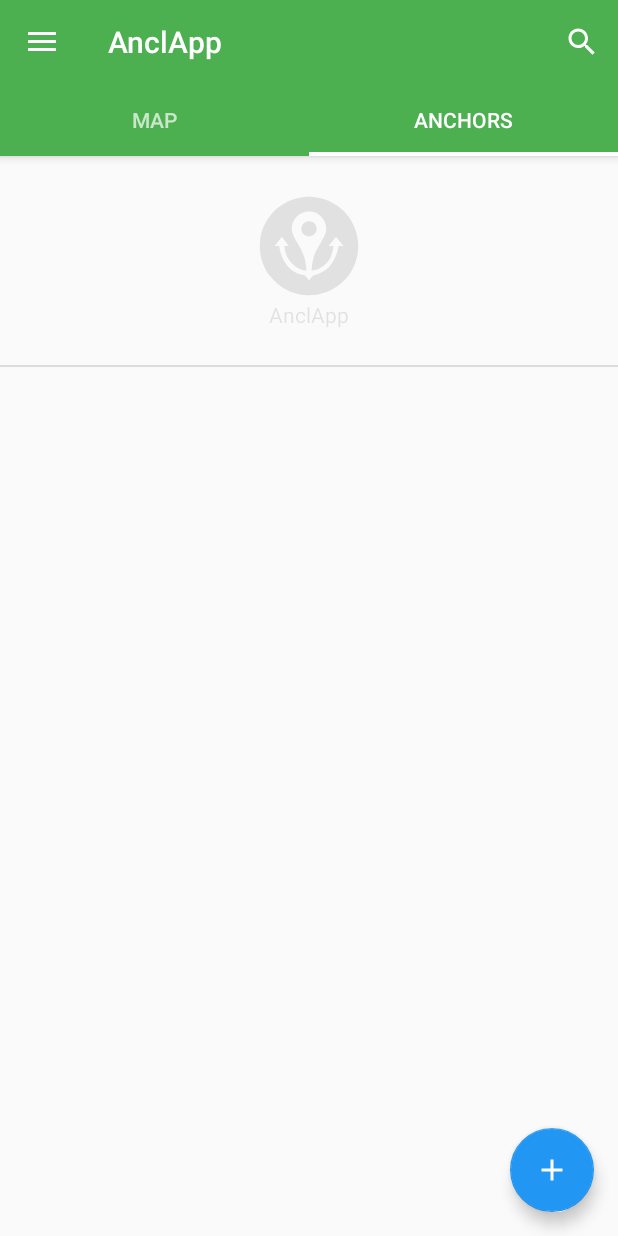
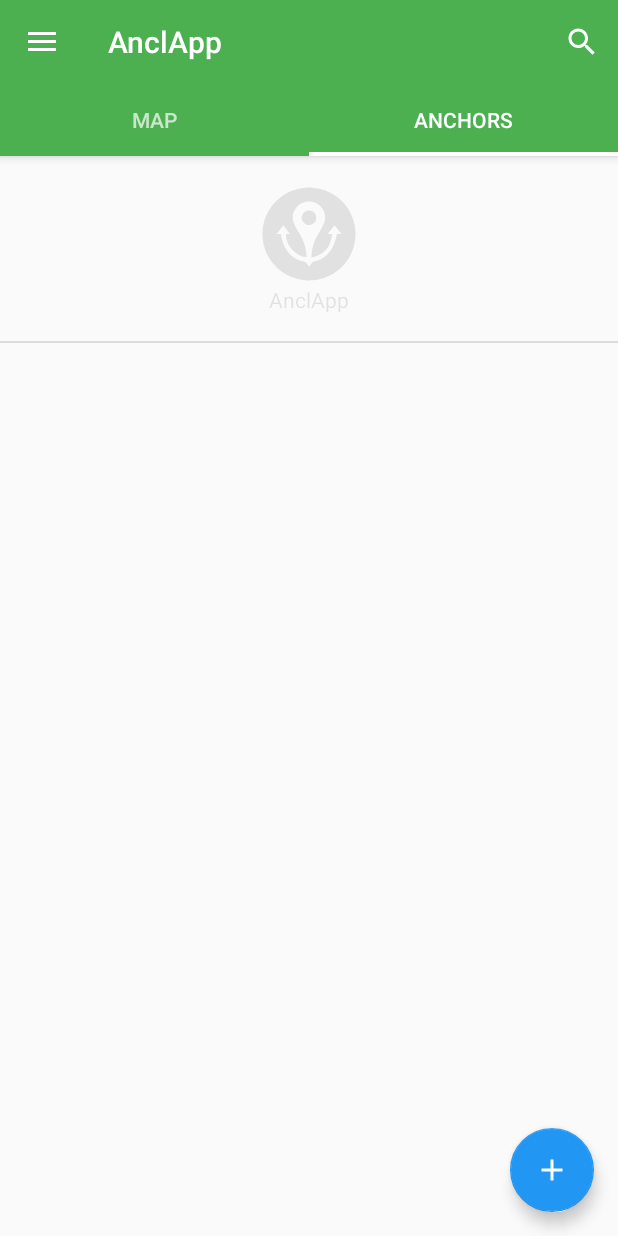
Before and after one commit to AgustRuiz/AnclApp, an Android app: the screen it shows after launch (MainActivity), tab 2 chosen, on a phone screen of 412 x 824 dp. Run offline under Robolectric (Android 15) with nearby library versions, the light colour scheme and no system bars; our stand-ins replace ButterKnife; libraries missing offline, so code that uses them is left out: com.hudomju.swipe; 3 statements that could not run were skipped.

Commit message:
[FIX] Refactor layout and app values

```diff
--- a/app/src/main/java/es/agustruiz/anclapp/ui/fragment/AnchorListFragment.java
+++ b/app/src/main/java/es/agustruiz/anclapp/ui/fragment/AnchorListFragment.java
@@ -112,7 +112,6 @@ public class AnchorListFragment extends Fragment {
             }
         });
 
-        /**/
         mSwipeRefreshLayout.setColorSchemeColors(getResources().getColor(R.color.colorAccent, mContext.getTheme()));
         mSwipeRefreshLayout.setOnRefreshListener(new SwipeRefreshLayout.OnRefreshListener() {
             @Override
@@ -120,7 +119,7 @@ public class AnchorListFragment extends Fragment {
                 refreshAnchorList();
                 mSwipeRefreshLayout.setRefreshing(false);
             }
-        });/**/
+        });
     }
 
     private void refreshAnchorList(){
--- a/app/src/main/res/layout/activity_main_content.xml
+++ b/app/src/main/res/layout/activity_main_content.xml
@@ -1,7 +1,6 @@
 <?xml version="1.0" encoding="utf-8"?>
 <android.support.design.widget.CoordinatorLayout xmlns:android="http://schemas.android.com/apk/res/android"
     xmlns:app="http://schemas.android.com/apk/res-auto"
-    xmlns:card_view="http://schemas.android.com/apk/res-auto"
     xmlns:tools="http://schemas.android.com/tools"
     android:layout_width="match_parent"
     android:layout_height="match_parent"
@@ -69,7 +68,7 @@
                         android:layout_width="match_parent"
                         android:layout_height="wrap_content"
                         android:layout_marginBottom="@dimen/card_view_text_vertical_margin"
-                        android:text="Address"
+                        android:text="@string/address"
                         android:textSize="@dimen/card_view_description_text_size" />
 
                     <LinearLayout
@@ -84,7 +83,7 @@
                             android:layout_height="wrap_content"
                             android:layout_weight=".75"
                             android:gravity="start|bottom"
-                            android:text="Locality"
+                            android:text="@string/locality"
                             android:textSize="@dimen/card_view_address_text_size" />
 
                         <TextView
@@ -93,7 +92,7 @@
                             android:layout_height="match_parent"
                             android:layout_weight=".25"
                             android:gravity="end|bottom"
-                            android:text="0km"
+                            android:text="@string/_0km"
                             android:textSize="@dimen/card_view_distance_text_size" />
 
                     </LinearLayout>
--- a/app/src/main/res/layout/colors_list_preference.xml
+++ b/app/src/main/res/layout/colors_list_preference.xml
@@ -21,15 +21,13 @@
             android:layout_width="match_parent"
             android:layout_height="wrap_content"
             android:layout_gravity="start"
-            android:text="Test title"
             android:textSize="@dimen/colors_list_preference_title_size" />
 
         <TextView
             android:id="@+id/custom_list_preference_summary"
             android:layout_width="match_parent"
             android:layout_height="wrap_content"
-            android:layout_gravity="start"
-            android:text="Test summary" />
+            android:layout_gravity="start" />
 
     </LinearLayout>
 
--- a/app/src/main/res/layout/footer.xml
+++ b/app/src/main/res/layout/footer.xml
@@ -6,18 +6,18 @@
     android:layout_alignParentBottom="true"
     android:clickable="true"
     android:orientation="vertical"
-    android:padding="24dp">
+    android:padding="@dimen/footer_padding">
 
     <ImageView
         android:id="@+id/anchor_icon"
-        android:layout_width="72dp"
-        android:layout_height="72dp"
+        android:layout_width="@dimen/foooter_icon_size"
+        android:layout_height="@dimen/foooter_icon_size"
         android:layout_gravity="center"
         android:alpha="0.1"
         android:clickable="true"
         android:contentDescription="@string/anchor_icon"
         android:src="@drawable/anclapp_logo"
-        android:tint="#000000" />
+        android:tint="@android:color/black" />
 
     <TextView
         android:layout_width="match_parent"
@@ -26,6 +26,6 @@
         android:clickable="true"
         android:gravity="center"
         android:text="@string/app_name"
-        android:textColor="#000000" />
+        android:textColor="@android:color/black" />
 
 </LinearLayout>
--- a/app/src/main/res/layout/fragment_map.xml
+++ b/app/src/main/res/layout/fragment_map.xml
@@ -3,8 +3,7 @@
     xmlns:tools="http://schemas.android.com/tools"
     android:layout_width="match_parent"
     android:layout_height="match_parent"
-    tools:context=".SupportMapFragmentActivity"
-    >
+    tools:context=".SupportMapFragmentActivity">
 
     <fragment
         android:id="@+id/map"
--- a/app/src/main/res/layout/sidedrawer_header.xml
+++ b/app/src/main/res/layout/sidedrawer_header.xml
@@ -16,7 +16,8 @@
         android:layout_width="@dimen/nav_header_icon_width"
         android:layout_height="@dimen/nav_header_icon_height"
         android:paddingTop="@dimen/nav_header_vertical_spacing"
-        android:src="@mipmap/ic_launcher" />
+        android:src="@mipmap/ic_launcher"
+        android:contentDescription="@string/description_icon" />
 
     <TextView
         android:layout_width="match_parent"
--- a/app/src/main/res/values/strings.xml
+++ b/app/src/main/res/values/strings.xml
@@ -232,6 +232,9 @@
     <string name="share_via">Share anchor via</string>
     <string name="msg_share_anchor" formatted="false">I want to share an anchor with you.\n\n Title: %1$s\nDescription: %2$s\n\n%3$s</string>
     <string name="agustruiz_web">www.agustruiz.es</string>
+    <string name="address">Address</string>
+    <string name="locality">Locality</string>
+    <string name="_0km">0km</string>
 
 
 </resources>
```
Also changed, not shown: app/src/main/res/layout/activity_form_anchor.xml (+4 -4 lines), app/src/main/res/layout/anchor_list_row.xml (+5 -12 lines), app/src/main/res/layout/colors_list_preference_row.xml (+8 -10 lines), app/src/main/res/values/dimens.xml (+9 -0 lines).
